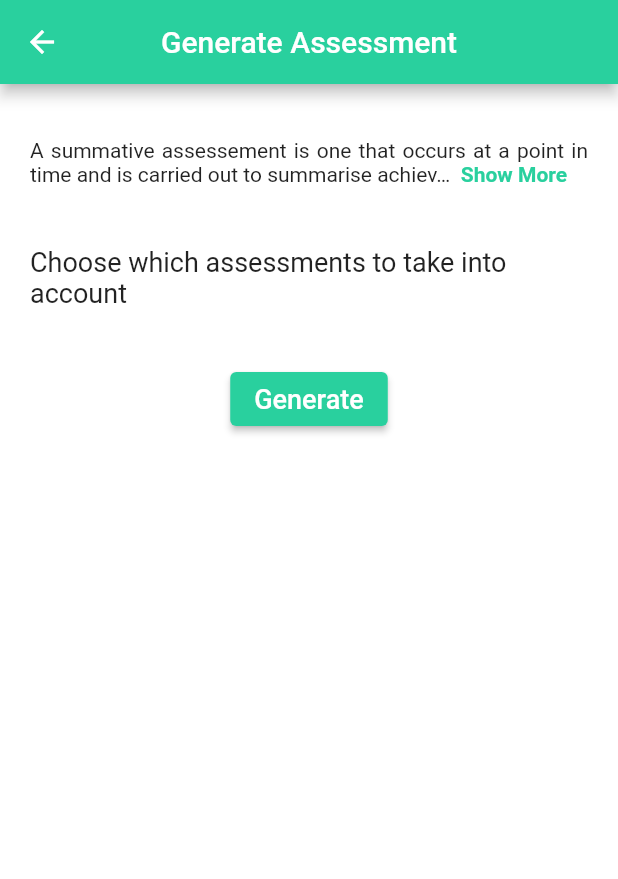
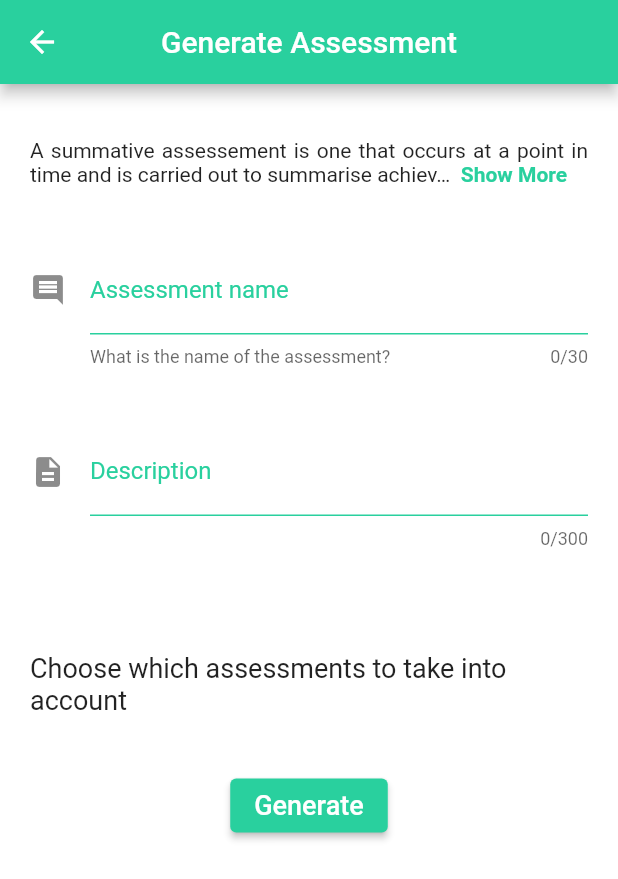
Before and after one commit to n1ghtbyte/Assessments-App, a Flutter app: the GenSingleSummAssessment screen opened directly with empty values, on a phone screen of 412 x 824 dp. Shown: the top 879 px of the screen. Run offline on Flutter 3.47's test engine with Material 2 defaults, Android fonts, the phone set to English and light mode, and no system bars; drawn by our look-alikes of readmore; our stand-ins replace cloud_firestore, firebase_auth, firebase_core, fl_chart, flutter_speed_dial, loader_overlay and 3 more; accounts and stored records are empty; generated files the repository leaves out were written again.

Commit message:
Add description to summative assessment

```diff
--- a/lib/pages/Teacher/Assessments/GenSingleSummAssessment.dart
+++ b/lib/pages/Teacher/Assessments/GenSingleSummAssessment.dart
@@ -24,6 +24,9 @@ class GenSingleSummAssessment extends StatefulWidget {
 class _GenSingleSummAssessmentState extends State<GenSingleSummAssessment> {
   final String content =
       'A summative assessement is one "that occurs at a point in time and is carried out to summarise achievement at that point in time. Often more structured than formative assessment, it provides teachers, students and parents with information on student progress and level of achievement. Summative assessments are used to evaluate student learning, skill acquisition, and academic achievement at the conclusion of a defined instructional period—typically at the end of a project, unit, course, semester, program, or school year. \n(NCVER, 2014)';
+
+  TextEditingController _controllerName = TextEditingController();
+  TextEditingController _controllerDesc = TextEditingController();
 
   final db = FirebaseFirestore.instance;
   late CollectionReference _formativeCollection = FirebaseFirestore.instance
@@ -78,6 +81,45 @@ class _GenSingleSummAssessmentState extends State<GenSingleSummAssessment> {
                         fontWeight: FontWeight.bold, color: Color(0xFF29D09E)),
                     moreStyle: TextStyle(
                         fontWeight: FontWeight.bold, color: Color(0xFF29D09E)),
+                  ),
+                ),
+                Container(
+                  padding: EdgeInsets.all(20),
+                  child: TextFormField(
+                    maxLength: 30,
+                    controller: _controllerName,
+                    decoration: InputDecoration(
+                      icon: Icon(Icons.comment),
+                      labelText: AppLocalizations.of(context)!.assessname,
+                      labelStyle: TextStyle(
+                        color: Color(0xFF29D09E),
+                      ),
+                      helperText:
+                          AppLocalizations.of(context)!.assessnamequestion,
+                      enabledBorder: UnderlineInputBorder(
+                        borderSide: BorderSide(color: Color(0xFF29D09E)),
+                      ),
+                    ),
+                  ),
+                ),
+                Container(
+                  padding: EdgeInsets.all(20),
+                  height: 150,
+                  child: TextFormField(
+                    keyboardType: TextInputType.multiline,
+                    maxLines: null,
+                    maxLength: 300,
+                    controller: _controllerDesc,
+                    decoration: InputDecoration(
+                      icon: Icon(Icons.description),
+                      labelText: AppLocalizations.of(context)!.description,
+                      labelStyle: TextStyle(
+                        color: Color(0xFF29D09E),
+                      ),
+                      enabledBorder: UnderlineInputBorder(
+                        borderSide: BorderSide(color: Color(0xFF29D09E)),
+                      ),
+                    ),
                   ),
                 ),
                 Container(
@@ -230,7 +272,9 @@ class _GenSingleSummAssessmentState extends State<GenSingleSummAssessment> {
                             'Formatives': assessToUpload,
                             'Result': result,
                             'Weights': weigths,
-                            'Targets': 'Single'
+                            'Targets': 'Single',
+                            'Name': _controllerName.text,
+                            'Description': _controllerDesc.text
                           },
                         );
                         summComp = {};
--- a/lib/pages/Teacher/Assessments/GenSummAssessment.dart
+++ b/lib/pages/Teacher/Assessments/GenSummAssessment.dart
@@ -35,6 +35,7 @@ class _GenSummAssessmentState extends State<GenSummAssessment> {
 
   String? currentUser = FirebaseAuth.instance.currentUser!.email;
   TextEditingController _controllerName = TextEditingController();
+  TextEditingController _controllerDesc = TextEditingController();
 
   Widget build(BuildContext context) {
     return FutureBuilder<DocumentSnapshot>(
@@ -119,6 +120,27 @@ class _GenSummAssessmentState extends State<GenSummAssessment> {
                             ),
                             helperText: AppLocalizations.of(context)!
                                 .assessnamequestion,
+                            enabledBorder: UnderlineInputBorder(
+                              borderSide: BorderSide(color: Color(0xFF29D09E)),
+                            ),
+                          ),
+                        ),
+                      ),
+                      Container(
+                        padding: EdgeInsets.all(20),
+                        height: 150,
+                        child: TextFormField(
+                          keyboardType: TextInputType.multiline,
+                          maxLines: null,
+                          maxLength: 300,
+                          controller: _controllerDesc,
+                          decoration: InputDecoration(
+                            icon: Icon(Icons.description),
+                            labelText:
+                                AppLocalizations.of(context)!.description,
+                            labelStyle: TextStyle(
+                              color: Color(0xFF29D09E),
+                            ),
                             enabledBorder: UnderlineInputBorder(
                               borderSide: BorderSide(color: Color(0xFF29D09E)),
                             ),
@@ -278,7 +300,8 @@ class _GenSummAssessmentState extends State<GenSummAssessment> {
                                 'Result': result,
                                 'Weights': weigths,
                                 'Targets': 'Class',
-                                'Name': _controllerName.text
+                                'Name': _controllerName.text,
+                                'Description': _controllerDesc.text
                               },
                             );
 
```
